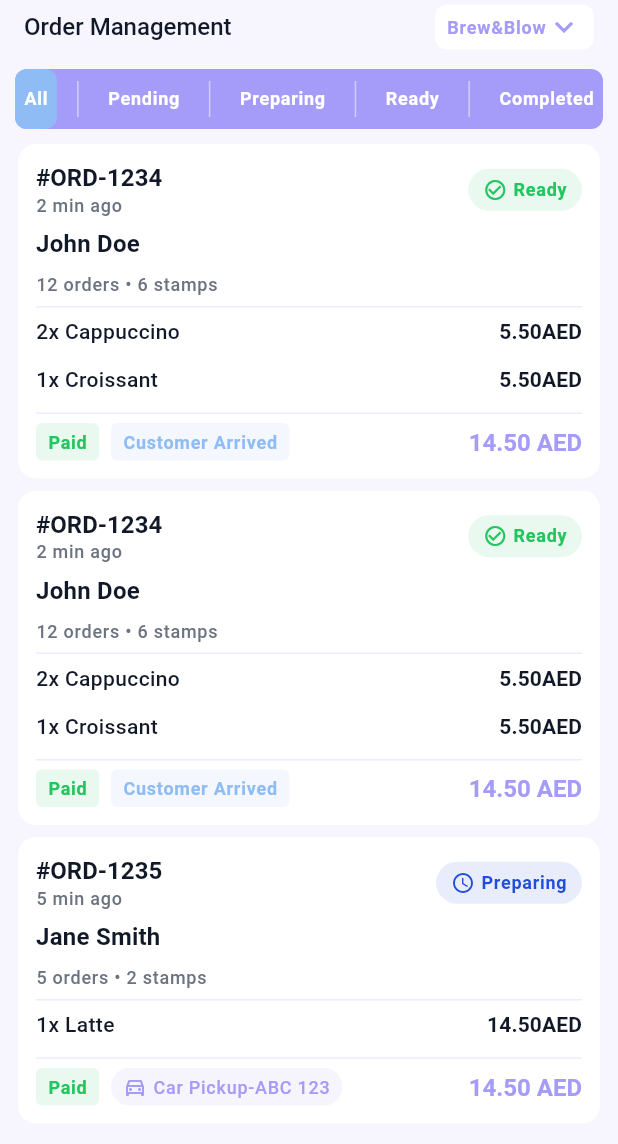
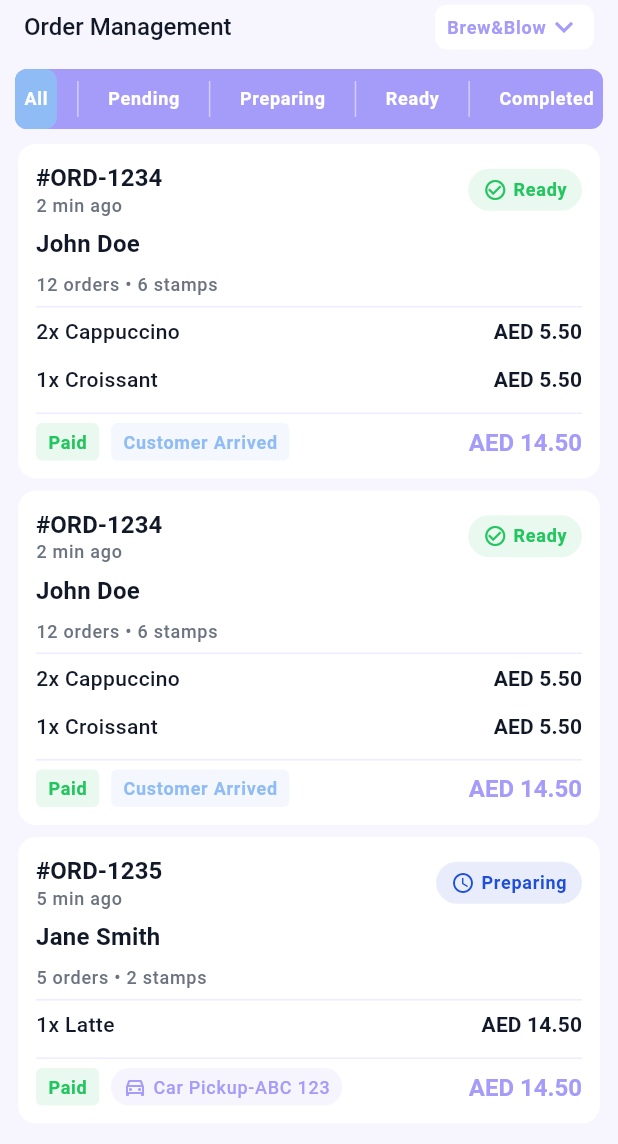
Before and after one commit to moury12/grabby-app, a Flutter app: the ShopOrderManagementPage screen opened by its route, on a phone screen of 412 x 824 dp. Shown: the top 1144 px of the screen. Run offline on Flutter 3.47's test engine with Material 3 defaults, Android fonts, the phone set to English and light mode, and no system bars; our stand-ins replace bloc, cached_network_image, flutter_bloc, flutter_svg, get_it, go_router and 3 more; accounts and stored records are empty; network calls fail; Roboto replaces fonts that are missing (Poppins); project files that could hold a hidden picture were left out.

```diff
--- a/lib/src/featurs/menu/presentation/pages/shop_menu_management_page.dart
+++ b/lib/src/featurs/menu/presentation/pages/shop_menu_management_page.dart
@@ -139,7 +139,7 @@ class _ShopMenuManagementPageState extends State<ShopMenuManagementPage> {
                 return MenuManagementItemCard(
                   title: "Cappuccino",
                   description: "Classic Italian coffee with steamed milk",
-                  price: "5.50AED",
+                  price: "AED 5.50",
                   image: index == 0
                       ? "https://images.unsplash.com/photo-1541167760496-162955ed8a9f?q=80&w=2033&auto=format&fit=crop"
                       : "https://images.unsplash.com/photo-1495474472287-4d71bcdd2085?q=80&w=2070&auto=format&fit=crop",
--- a/lib/src/featurs/order/presentation/widgets/shop_order_card.dart
+++ b/lib/src/featurs/order/presentation/widgets/shop_order_card.dart
@@ -91,7 +91,7 @@ class ShopOrderCard extends StatelessWidget {
                       variant: TextVariant.bodyMedium,
                     ),
                     CustomText(
-                      "${item['price']}AED",
+                      "AED ${item['price']}",
                       variant: TextVariant.titleSmall,
                       fontWeight: FontWeight.bold,
                     ),
@@ -176,7 +176,7 @@ class ShopOrderCard extends StatelessWidget {
                   ],
                 ),
                 CustomText(
-                  "$totalPrice AED",
+                  "AED $totalPrice",
                   variant: TextVariant.titleLarge,
                   color: AppColors.kPrimaryColor,
                   fontWeight: FontWeight.bold,
```
